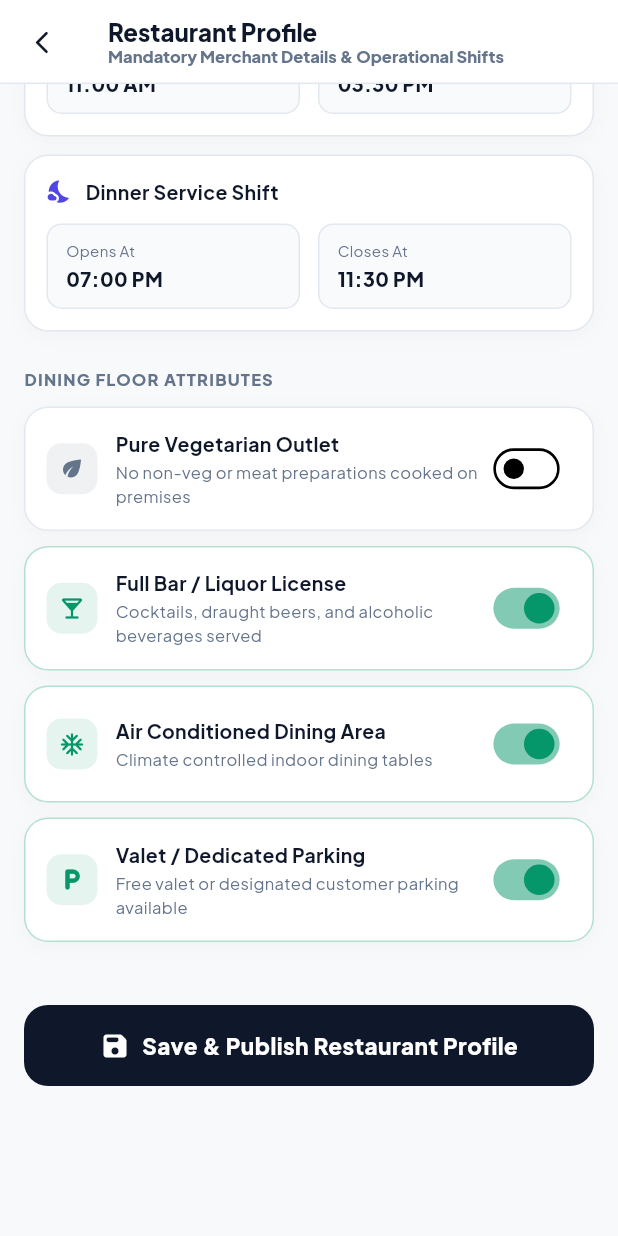
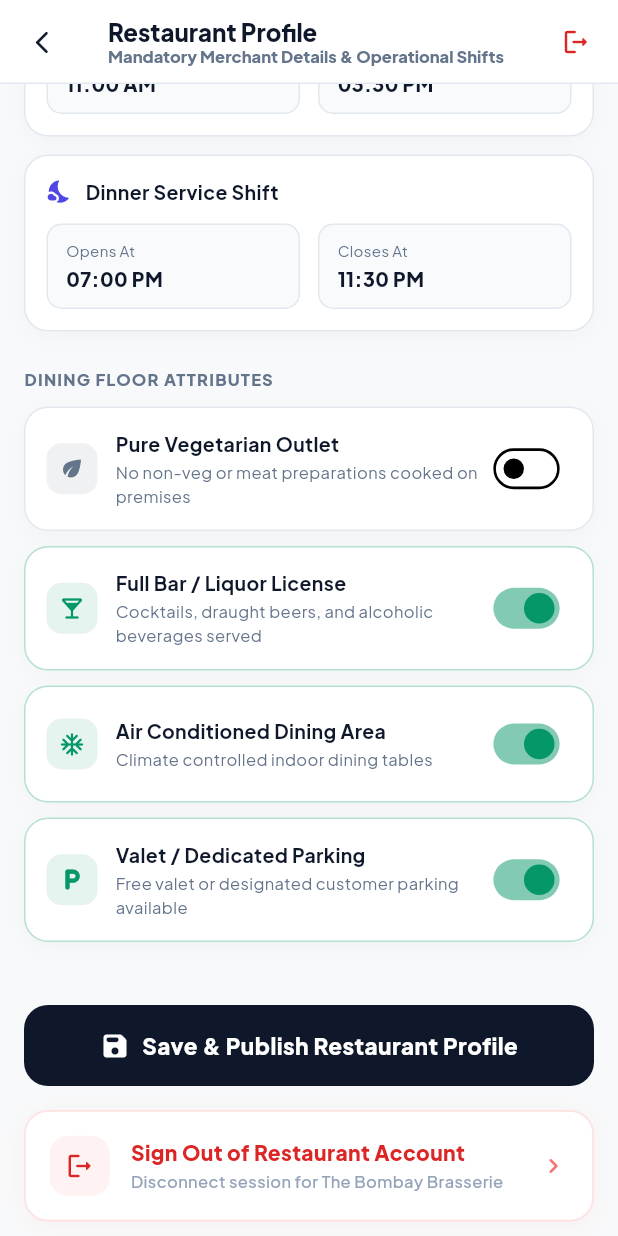
Before and after one commit to shiftlogicx/booknbytes, a Flutter app: the RestaurantProfileScreen screen opened directly, scrolled down 1345 dp, on a phone screen of 412 x 824 dp. Run offline on Flutter 3.47's test engine with Material 3 defaults, Android fonts, the phone set to English and light mode, and no system bars; our stand-ins replace audioplayers, cached_network_image, cloud_firestore, firebase_auth, firebase_core, firebase_messaging and 6 more; accounts and stored records are empty; statements that could not run were skipped.

Commit message:
feat(profile): add sign out option to restaurant profile screen

```diff
--- a/hotel_app/lib/screens/profile/restaurant_profile_screen.dart
+++ b/hotel_app/lib/screens/profile/restaurant_profile_screen.dart
@@ -4,6 +4,7 @@ import 'package:provider/provider.dart';
 import '../../providers/auth_provider.dart';
 import '../../providers/booking_provider.dart';
 import '../../widgets/brand_logo.dart';
+import '../auth/login_screen.dart';
 import 'booking_audit_doc_screen.dart';
 
 class RestaurantProfileScreen extends StatefulWidget {
@@ -199,6 +200,59 @@ class _RestaurantProfileScreenState extends State<RestaurantProfileScreen> {
     Navigator.of(context).pop();
   }
 
+  Future<void> _confirmSignOut(BuildContext context) async {
+    HapticFeedback.mediumImpact();
+    final auth = Provider.of<AuthProvider>(context, listen: false);
+    final shouldLogout = await showDialog<bool>(
+      context: context,
+      builder: (ctx) => AlertDialog(
+        backgroundColor: Colors.white,
+        shape: RoundedRectangleBorder(borderRadius: BorderRadius.circular(18)),
+        title: const Row(
+          children: [
+            Icon(Icons.logout_rounded, color: Color(0xFFDC2626), size: 22),
+            SizedBox(width: 10),
+            Text(
+              'Sign Out',
+              style: TextStyle(fontWeight: FontWeight.w800, fontSize: 17, color: Color(0xFF0F172A)),
+            ),
+          ],
+        ),
+        content: Text(
+          'Are you sure you want to sign out from ${auth.currentRestaurantName}? You will need your credentials to log back in.',
+          style: const TextStyle(fontSize: 13, color: Color(0xFF475569), height: 1.4),
+        ),
+        actions: [
+          TextButton(
+            onPressed: () => Navigator.of(ctx).pop(false),
+            child: const Text('Cancel', style: TextStyle(color: Color(0xFF64748B), fontWeight: FontWeight.w600)),
+          ),
+          ElevatedButton(
+            style: ElevatedButton.styleFrom(
+              backgroundColor: const Color(0xFFDC2626),
+              foregroundColor: Colors.white,
+              elevation: 0,
+              shape: RoundedRectangleBorder(borderRadius: BorderRadius.circular(10)),
+              padding: const EdgeInsets.symmetric(horizontal: 16, vertical: 10),
+            ),
+            onPressed: () => Navigator.of(ctx).pop(true),
+            child: const Text('Sign Out', style: TextStyle(fontWeight: FontWeight.w700)),
+          ),
+        ],
+      ),
+    );
+
+    if (shouldLogout == true && context.mounted) {
+      await auth.logout();
+      if (context.mounted) {
+        Navigator.of(context).pushAndRemoveUntil(
+          MaterialPageRoute(builder: (_) => const LoginScreen()),
+          (route) => false,
+        );
+      }
+    }
+  }
+
   @override
   Widget build(BuildContext context) {
     final auth = Provider.of<AuthProvider>(context);
@@ -233,6 +287,14 @@ class _RestaurantProfileScreenState extends State<RestaurantProfileScreen> {
             ),
           ],
         ),
+        actions: [
+          IconButton(
+            tooltip: 'Sign Out',
+            icon: const Icon(Icons.logout_rounded, size: 20, color: Color(0xFFDC2626)),
+            onPressed: () => _confirmSignOut(context),
+          ),
+          const SizedBox(width: 4),
+        ],
       ),
       body: SafeArea(
         child: Form(
@@ -657,6 +719,72 @@ class _RestaurantProfileScreenState extends State<RestaurantProfileScreen> {
                   ),
                 ),
               ),
+
+              const SizedBox(height: 16),
+
+              // Sign Out Option Card
+              Container(
+                decoration: BoxDecoration(
+                  color: Colors.white,
+                  borderRadius: BorderRadius.circular(16),
+                  border: Border.all(color: const Color(0xFFFEE2E2), width: 1.2),
+                  boxShadow: [
+                    BoxShadow(
+                      color: const Color(0xFFDC2626).withValues(alpha: 0.04),
+                      blurRadius: 10,
+                      offset: const Offset(0, 3),
+                    ),
+                  ],
+                ),
+                child: Material(
+                  color: Colors.transparent,
+                  child: InkWell(
+                    onTap: () => _confirmSignOut(context),
+                    borderRadius: BorderRadius.circular(16),
+                    child: Padding(
+                      padding: const EdgeInsets.symmetric(horizontal: 16, vertical: 16),
+                      child: Row(
+                        children: [
+                          Container(
+                            padding: const EdgeInsets.all(10),
+                            decoration: BoxDecoration(
+                              color: const Color(0xFFFEF2F2),
+                              borderRadius: BorderRadius.circular(12),
+                            ),
+                            child: const Icon(Icons.logout_rounded, color: Color(0xFFDC2626), size: 20),
+                          ),
+                          const SizedBox(width: 14),
+                          Expanded(
+                            child: Column(
+                              crossAxisAlignment: CrossAxisAlignment.start,
+                              children: [
+                                const Text(
+                                  'Sign Out of Restaurant Account',
+                                  style: TextStyle(
+                                    fontSize: 14,
+                                    fontWeight: FontWeight.w800,
+                                    color: Color(0xFFDC2626),
+                                  ),
+                                ),
+                                const SizedBox(height: 2),
+                                Text(
+                                  'Disconnect session for ${auth.currentRestaurantName}',
+                                  style: const TextStyle(
+                                    fontSize: 11,
+                                    color: Color(0xFF94A3B8),
+                                    fontWeight: FontWeight.w500,
+                                  ),
+                                ),
+                              ],
+                            ),
+                          ),
+                          const Icon(Icons.chevron_right_rounded, color: Color(0xFFF87171), size: 20),
+                        ],
+                      ),
+                    ),
+                  ),
+                ),
+              ),
             ],
           ),
         ),
```
